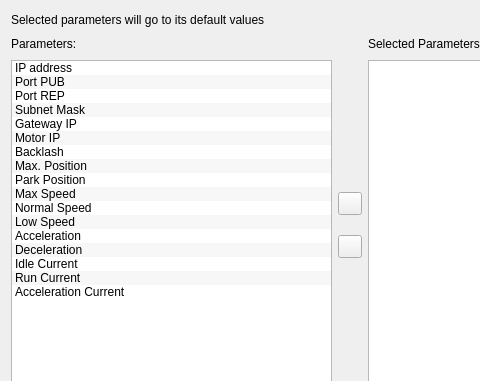
First picture: the form in assets/ui/default_select.ui, repository dev-LNA/HostFocuser160, before the edit; both pictures show x 0 to 480 and y 0 to 381 of the 700 by 498 pixel window.
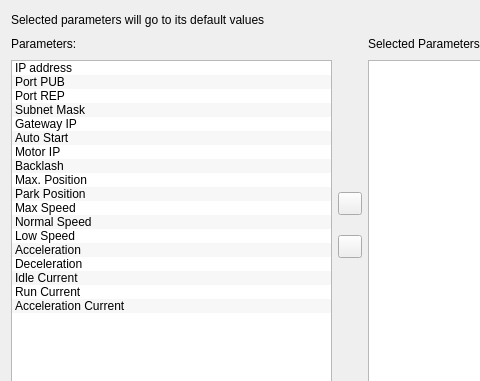
Second picture: the form after the edit. Icons and pictures are not drawn.

Commit message: Added Auto start configuration

Patch:
```diff
--- a/assets/ui/default_select.ui
+++ b/assets/ui/default_select.ui
@@ -160,6 +160,14 @@
          <string>GATEWAY_IP</string>
         </property>
        </item>
+       <item>
+        <property name="text">
+         <string>Auto Start</string>
+        </property>
+        <property name="statusTip">
+         <string>STARTUP</string>
+        </property>
+       </item>
        <item>
         <property name="text">
          <string>Motor IP</string>
```
The commit also changes 10 other files.
